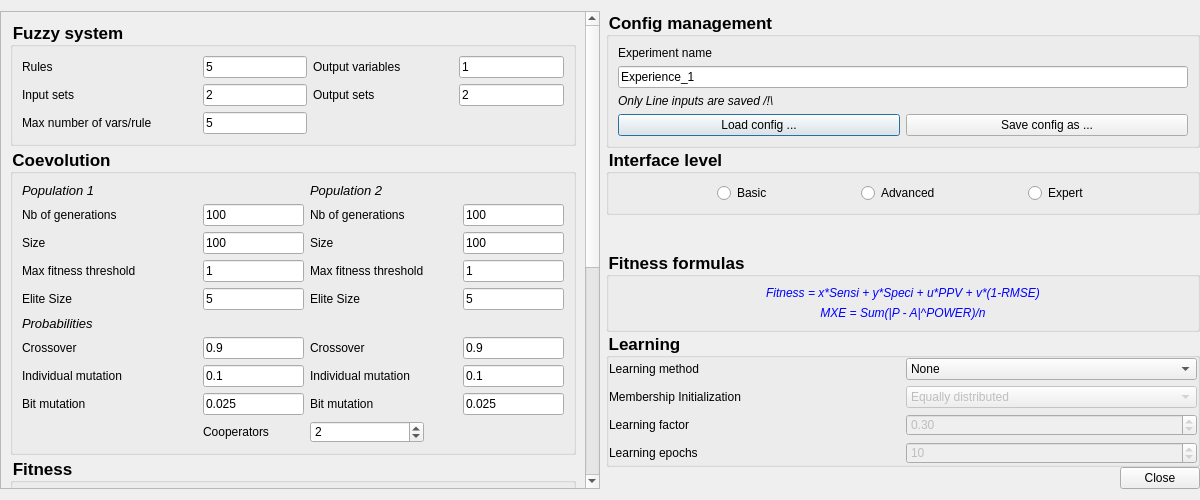
ThibaultSchowing/FUGE-LC, file fuge-lc/editparamsdialog.ui: the form before one commit.
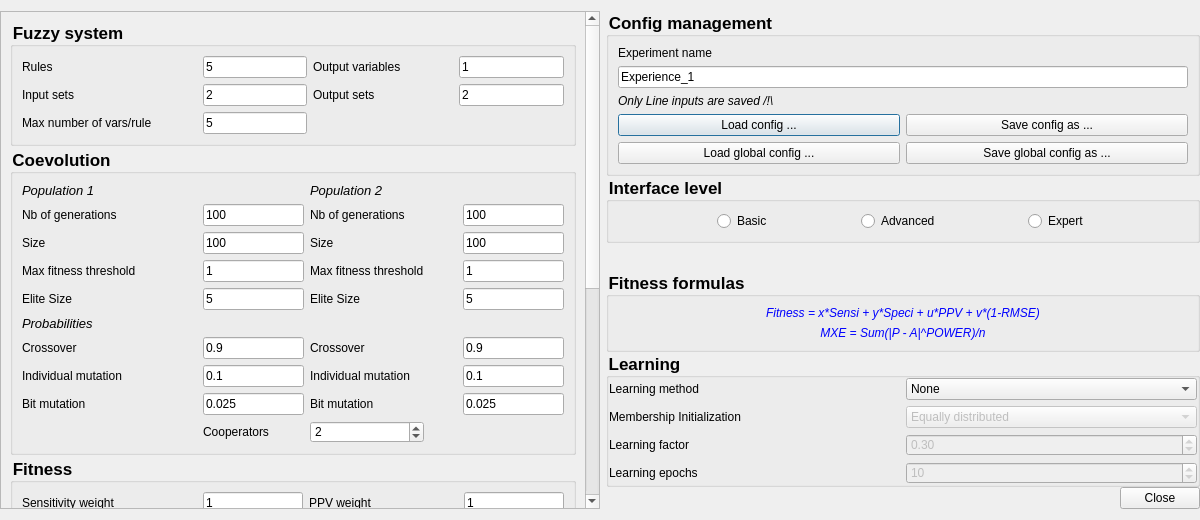
The form after the commit. Icons and pictures are not drawn.

Commit message: global config files

Diff of the .ui file:
```diff
--- a/fuge-lc/editparamsdialog.ui
+++ b/fuge-lc/editparamsdialog.ui
@@ -10,7 +10,7 @@
     <x>0</x>
     <y>0</y>
     <width>1200</width>
-    <height>500</height>
+    <height>520</height>
    </rect>
   </property>
   <property name="sizePolicy">
@@ -2059,16 +2059,6 @@
           </property>
          </widget>
         </item>
-        <item row="1" column="0">
-         <widget class="QLineEdit" name="lineExp">
-          <property name="toolTip">
-           <string>Name of the current experiment</string>
-          </property>
-          <property name="text">
-           <string>Experience_1</string>
-          </property>
-         </widget>
-        </item>
         <item row="4" column="0">
          <layout class="QHBoxLayout" name="horizontalLayout_3">
           <item>
@@ -2099,6 +2089,40 @@
           </property>
          </widget>
         </item>
+        <item row="5" column="0">
+         <layout class="QHBoxLayout" name="horizontalLayout_4">
+          <property name="rightMargin">
+           <number>0</number>
+          </property>
+          <property name="bottomMargin">
+           <number>0</number>
+          </property>
+          <item>
+           <widget class="QPushButton" name="pushButton_LoadFileGlobal">
+            <property name="text">
+             <string>Load global config ...</string>
+            </property>
+           </widget>
+          </item>
+          <item>
+           <widget class="QPushButton" name="pushButton_SaveAsGlobal">
+            <property name="text">
+             <string>Save global config as ...</string>
+            </property>
+           </widget>
+          </item>
+         </layout>
+        </item>
+        <item row="1" column="0">
+         <widget class="QLineEdit" name="lineExp">
+          <property name="toolTip">
+           <string>Name of the current experiment</string>
+          </property>
+          <property name="text">
+           <string>Experience_1</string>
+          </property>
+         </widget>
+        </item>
        </layout>
       </widget>
      </item>
```
The commit also changes 4 other files.
